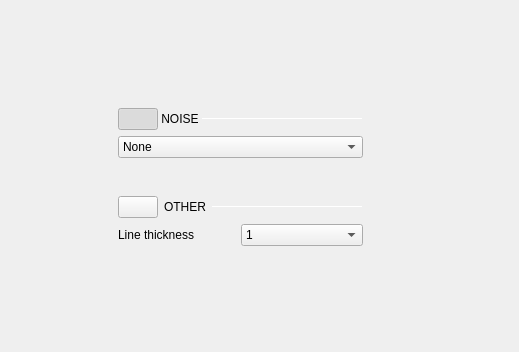
Above: ui/signal_generator.ui from analogdevicesinc/scopy before the change; both pictures show x 669 to 1188 and y 413 to 765 of the 1188 by 765 pixel window. Below: the same form after it.
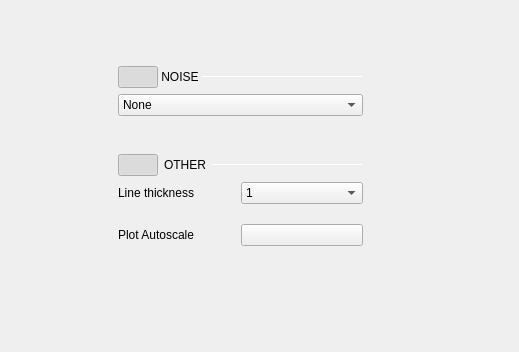
That is the form after the change. Icons and pictures are not drawn. Custom widgets are drawn as their Qt base class.

Commit message: Signal Generator: Added new option for autoscaling the plot

What changed in the file:
```diff
--- a/ui/signal_generator.ui
+++ b/ui/signal_generator.ui
@@ -193,7 +193,7 @@
                 <x>0</x>
                 <y>0</y>
                 <width>314</width>
-                <height>597</height>
+                <height>604</height>
                </rect>
               </property>
               <property name="sizePolicy">
@@ -1147,7 +1147,7 @@
                        <bool>true</bool>
                       </property>
                       <property name="checked">
-                       <bool>false</bool>
+                       <bool>true</bool>
                       </property>
                       <property name="subsection_arrow_button" stdset="0">
                        <bool>true</bool>
@@ -1302,6 +1302,40 @@
                        </item>
                       </layout>
                      </item>
+                     <item>
+                      <spacer name="horizontalSpacer_7">
+                       <property name="orientation">
+                        <enum>Qt::Horizontal</enum>
+                       </property>
+                       <property name="sizeHint" stdset="0">
+                        <size>
+                         <width>40</width>
+                         <height>20</height>
+                        </size>
+                       </property>
+                      </spacer>
+                     </item>
+                     <item>
+                      <layout class="QHBoxLayout" name="horizontalLayout_16">
+                       <item>
+                        <widget class="QLabel" name="label_3">
+                         <property name="text">
+                          <string>Plot Autoscale</string>
+                         </property>
+                        </widget>
+                       </item>
+                       <item>
+                        <widget class="adiscope::CustomSwitch" name="btnSigGenAutoscale">
+                         <property name="text">
+                          <string/>
+                         </property>
+                         <property name="checkable">
+                          <bool>true</bool>
+                         </property>
+                        </widget>
+                       </item>
+                      </layout>
+                     </item>
                     </layout>
                    </widget>
                   </item>
@@ -1391,6 +1425,11 @@
    <header>math.hpp</header>
    <container>1</container>
   </customwidget>
+  <customwidget>
+   <class>adiscope::CustomSwitch</class>
+   <extends>QPushButton</extends>
+   <header>customSwitch.hpp</header>
+  </customwidget>
  </customwidgets>
  <resources/>
  <connections/>
```
The commit also changes 4 other files.
